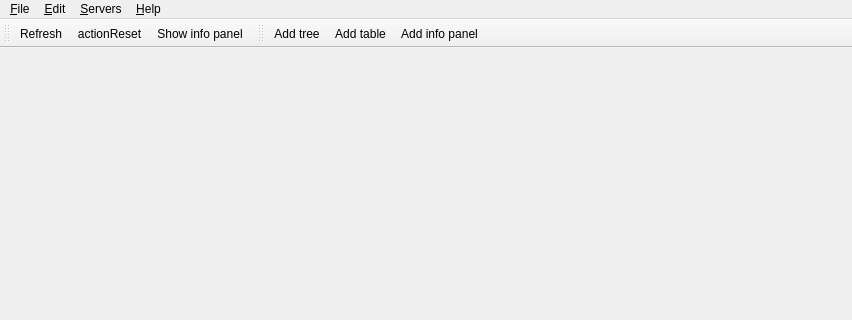
This is Viewer/src/MainWindow.ui in ecmwf/ecflow as Qt 5 draws it before an edit; both pictures show x 0 to 852 and y 0 to 320 of the 852 by 675 pixel window. The edited form follows.
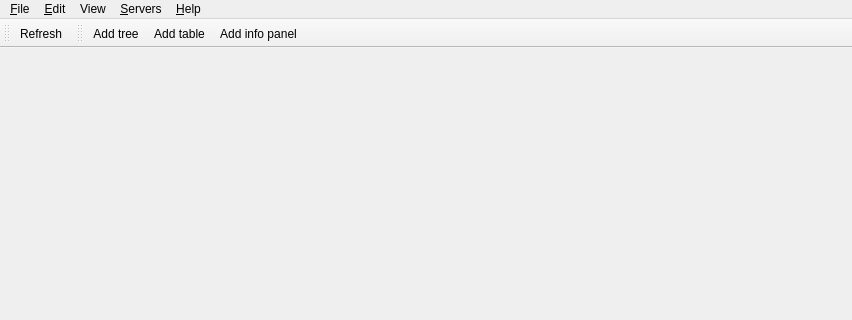
This is the edited form. Icons and pictures are not drawn.

Commit message: Viewer: implement frozen and detached options for info panel ECFLOW-362

```diff
--- a/Viewer/src/MainWindow.ui
+++ b/Viewer/src/MainWindow.ui
@@ -79,8 +79,16 @@
     <addaction name="actionManageServers"/>
     <addaction name="separator"/>
    </widget>
+   <widget class="QMenu" name="menuView">
+    <property name="title">
+     <string>View</string>
+    </property>
+    <addaction name="actionReset"/>
+    <addaction name="actionRefresh"/>
+   </widget>
    <addaction name="menuLl"/>
    <addaction name="menuEdit"/>
+   <addaction name="menuView"/>
    <addaction name="menuServer"/>
    <addaction name="menu_Help"/>
   </widget>
@@ -96,8 +104,6 @@
     <bool>false</bool>
    </attribute>
    <addaction name="actionRefresh"/>
-   <addaction name="actionReset"/>
-   <addaction name="actionShowInInfoPanel"/>
   </widget>
   <widget class="QToolBar" name="toolBar">
    <property name="windowTitle">
@@ -179,7 +185,7 @@
   </action>
   <action name="actionReset">
    <property name="text">
-    <string>actionReset</string>
+    <string>Reset</string>
    </property>
    <property name="toolTip">
     <string>Reset</string>
```
Left out of the diff: 4 changed lines with no effect on the pictures. The commit also changes 26 other files.
